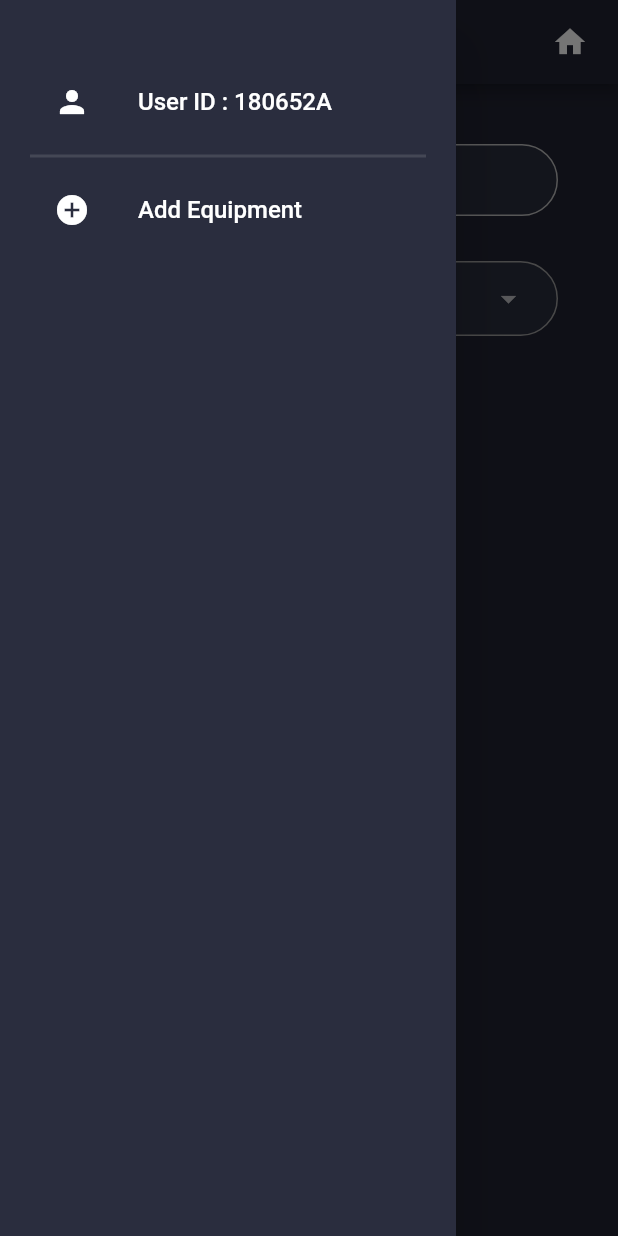
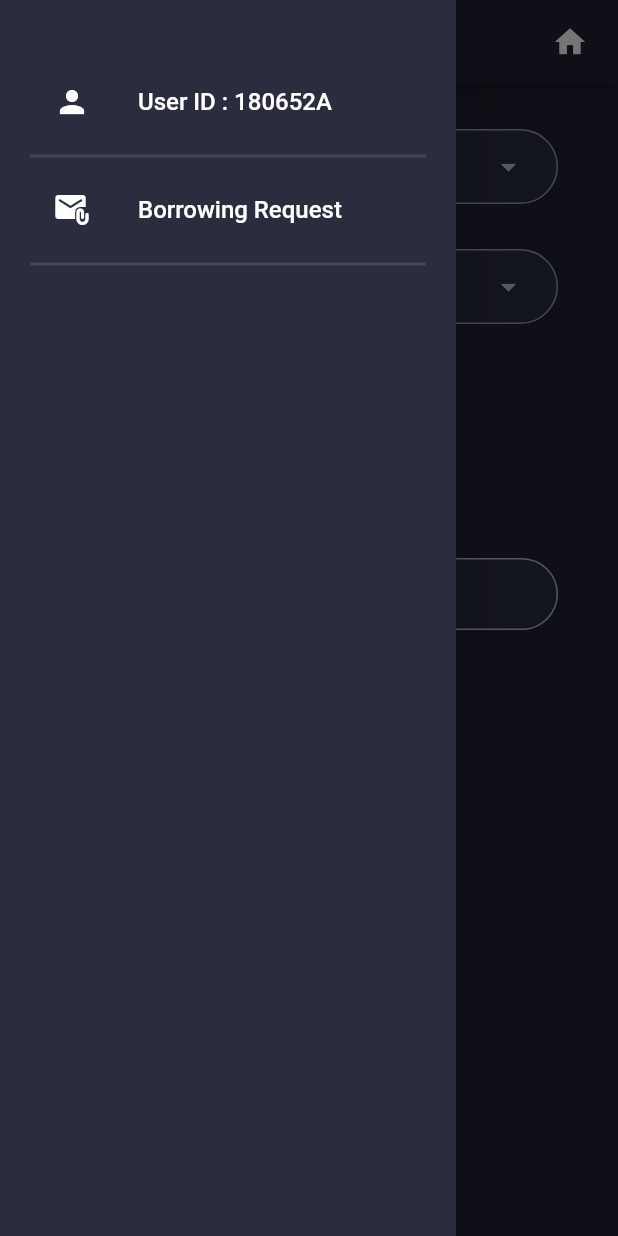
Before and after one commit to InventoryMind/InventoryMind-Mobile_Application, a Flutter app: the screen it shows after launch, with the side drawer open, on a phone screen of 412 x 824 dp. Run offline on Flutter 3.47's test engine with Material 2 defaults, Android fonts, the phone set to English and light mode, and no system bars; our stand-ins replace barcode_widget, fl_chart, hexcolor, rflutter_alert, table_calendar; missing offline and left inert: flutter_barcode_scanner.

Commit message:
2021/09/21|8.30 PM

```diff
--- a/lib/main.dart
+++ b/lib/main.dart
@@ -1,7 +1,12 @@
 import 'package:flutter/material.dart';
 import 'package:inventory_mind/lecturer/request_details.dart';
+import 'package:inventory_mind/student/borrowing_request.dart';
+import 'package:inventory_mind/student/temporary_borrowing.dart';
+import 'package:inventory_mind/technical_officer/accept_return.dart';
 import 'package:inventory_mind/technical_officer/add_equipment.dart';
+import 'package:inventory_mind/technical_officer/remove_equipment.dart';
 import 'package:inventory_mind/technical_officer/to_dashboard.dart';
+import 'package:inventory_mind/technical_officer/transfer_equipment.dart';
 import 'constants.dart';
 import 'lecturer/accepted_requests.dart';
 import 'lecturer/pending_requests.dart';
@@ -20,7 +25,7 @@ class MyApp extends StatelessWidget {
         // textTheme: GoogleFonts.poppinsTextTheme(Theme.of(context).textTheme)
         //     .apply(bodyColor: Colors.white),
       ),
-      home: AddEquipment(),
+      home: BorrowingRequest(),
       // routes: {
       //   "/": (context) => LecturerDashboard(),
       //   "/lecturer/pending_requests": (context) => PendingRequests(),
--- /dev/null
+++ b/lib/student/borrowing_request.dart
@@ -0,0 +1,224 @@
+import 'package:flutter/material.dart';
+import 'package:flutter_barcode_scanner/flutter_barcode_scanner.dart';
+import 'package:inventory_mind/student/student_widgets/student_navigation_drawer.dart';
+import 'package:inventory_mind/widgets/widgets.dart';
+
+import '../constants.dart';
+
+class BorrowingRequest extends StatefulWidget {
+  const BorrowingRequest({Key? key}) : super(key: key);
+
+  @override
+  _BorrowingRequestState createState() => _BorrowingRequestState();
+}
+
+class _BorrowingRequestState extends State<BorrowingRequest> {
+  String? _lab;
+  List<String> _labs = ["03 - 1st Year", "08 - Final Year", "10 - ICE"];
+  String? _lecturer;
+  List<String> _lecturers = ["Dr. ABC", "Dr. UYZ", "Dr LKM"];
+  String? _borrowing;
+  String? _returning;
+  final TextEditingController _reasonCont = TextEditingController();
+  String? _id;
+  List<String> _barcodes = [];
+  dynamic _borDate;
+
+  _scanID() async {
+    await FlutterBarcodeScanner.scanBarcode(
+            "#FFFF00", "Cancel", true, ScanMode.BARCODE)
+        .then((data) => setState(() {
+              if (data != "-1") {
+                _id = data;
+              }
+            }));
+  }
+
+  _scanBarcode() async {
+    await FlutterBarcodeScanner.scanBarcode(
+            "#FFFF00", "Cancel", true, ScanMode.BARCODE)
+        .then((data) => setState(() {
+              if ((!_barcodes.contains(data)) && (data != "-1")) {
+                _barcodes.add(data);
+              }
+            }));
+  }
+
+  @override
+  Widget build(BuildContext context) {
+    return Scaffold(
+      drawer: StudentNavigationDrawer(),
+      appBar: getAppBar("Borrowing Request"),
+      body: SingleChildScrollView(
+        child: Container(
+          margin: EdgeInsets.fromLTRB(20, 10, 20, 20),
+          padding: EdgeInsets.all(20),
+          child: Column(
+            children: [
+              Container(
+                padding: EdgeInsets.symmetric(horizontal: 20),
+                child: DropdownButton(
+                  value: _lab,
+                  hint: Text("Laboratory"),
+                  items: _labs.map((val) {
+                    return DropdownMenuItem(value: val, child: Text(val));
+                  }).toList(),
+                  onChanged: (val) {
+                    setState(() => _lab = val.toString());
+                  },
+                  isExpanded: true,
+                  underline: Container(),
+                ),
+                decoration: BoxDecoration(
+                  color: kSecondaryColor,
+                  border: Border.all(color: Colors.grey, width: 1),
+                  borderRadius: BorderRadius.circular(100.0),
+                ),
+              ),
+              SizedBox(height: 30.0),
+              Container(
+                padding: EdgeInsets.symmetric(horizontal: 20),
+                child: DropdownButton(
+                  value: _lecturer,
+                  hint: Text("Lecturer"),
+                  items: _lecturers.map((val) {
+                    return DropdownMenuItem(value: val, child: Text(val));
+                  }).toList(),
+                  onChanged: (val) {
+                    setState(() => _lecturer = val.toString());
+                  },
+                  isExpanded: true,
+                  underline: Container(),
+                ),
+                decoration: BoxDecoration(
+                  color: kSecondaryColor,
+                  border: Border.all(color: Colors.grey, width: 1),
+                  borderRadius: BorderRadius.circular(100.0),
+                ),
+              ),
+              SizedBox(height: 20.0),
+              Row(
+                mainAxisAlignment: MainAxisAlignment.center,
+                children: [
+                  ElevatedButton(
+                    child: Text("Borrowing Date"),
+                    style: ElevatedButton.styleFrom(primary: Colors.blue[800]),
+                    onPressed: () {
+                      showDatePicker(
+                        context: context,
+                        initialDate: DateTime.now(),
+                        firstDate: DateTime.now(),
+                        lastDate: DateTime(2100),
+                        errorInvalidText: "Invalid Date",
+                      ).then((value) {
+                        setState(() {
+                          _borDate = value;
+                          _borrowing =
+                              "${value!.day}/${value.month}/${value.year}";
+                        });
+                      });
+                    },
+                  ),
+                  _borrowing == null
+                      ? Container()
+                      : Container(
+                          margin: EdgeInsets.only(left: 30),
+                          padding:
+                              EdgeInsets.symmetric(vertical: 5, horizontal: 20),
+                          child: Text(_borrowing.toString()),
+                          decoration: BoxDecoration(
+                            border: Border.all(color: Colors.grey, width: 1),
+                            borderRadius: BorderRadius.circular(20.0),
+                          ),
+                        ),
+                ],
+              ),
+              SizedBox(height: 20.0),
+              Row(
+                mainAxisAlignment: MainAxisAlignment.center,
+                children: [
+                  ElevatedButton(
+                    child: Text("Returning Date"),
+                    style: ElevatedButton.styleFrom(primary: Colors.blue[800]),
+                    onPressed: () {
+                      showDatePicker(
+                        context: context,
+                        initialDate: _borDate.add(Duration(days: 1)),
+                        firstDate: _borDate.add(Duration(days: 1)),
+                        lastDate: _borDate.add(Duration(days: 14)),
+                        errorInvalidText: "Invalid Date",
+                      ).then((value) {
+                        setState(() {
+                          _returning =
+                              "${value!.day}/${value.month}/${value.year}";
+                        });
+                      });
+                    },
+                  ),
+                  _returning == null
+                      ? Container()
+                      : Container(
+                          margin: EdgeInsets.only(left: 30),
+                          padding:
+                              EdgeInsets.symmetric(vertical: 5, horizontal: 20),
+                          child: Text(_returning.toString()),
+                          decoration: BoxDecoration(
+                            border: Border.all(color: Colors.grey, width: 1),
+                            borderRadius: BorderRadius.circular(20.0),
+                          ),
+                        ),
+                ],
+              ),
+              SizedBox(height: 20.0),
+              inputTextField(_reasonCont, "Reason"),
+              SizedBox(height: 20.0),
+              Row(
+                mainAxisAlignment: MainAxisAlignment.center,
+                children: [
+                  ElevatedButton(
+                    child: Text("Scan Student ID"),
+                    onPressed: () => _scanID(),
+                    style: ElevatedButton.styleFrom(primary: Colors.blue[800]),
+                  ),
+                  _id == null
+                      ? Container()
+                      : Container(
+                          margin: EdgeInsets.only(left: 30),
+                          padding:
+                              EdgeInsets.symmetric(vertical: 5, horizontal: 20),
+                          child: Text(_id.toString()),
+                          decoration: BoxDecoration(
+                            border: Border.all(color: Colors.grey, width: 1),
+                            borderRadius: BorderRadius.circular(20.0),
+                          ),
+                        ),
+                ],
+              ),
+              SizedBox(height: 20.0),
+              ElevatedButton(
+                child: Text("Scan Equipment Barcode"),
+                onPressed: () => _scanBarcode(),
+                style: ElevatedButton.styleFrom(primary: Colors.blue[800]),
+              ),
+              SizedBox(height: 20.0),
+              Container(
+                padding: EdgeInsets.symmetric(vertical: 5, horizontal: 20),
+                child: Text("No. of Equipment : ${_barcodes.length}"),
+                decoration: BoxDecoration(
+                  border: Border.all(color: Colors.grey, width: 1),
+                  borderRadius: BorderRadius.circular(20.0),
+                ),
+              ),
+              SizedBox(height: 20.0),
+              ElevatedButton(
+                child: Text("Submit Request"),
+                style: ElevatedButton.styleFrom(primary: Colors.blue[800]),
+                onPressed: () {},
+              ),
+            ],
+          ),
+        ),
+      ),
+    );
+  }
+}
--- /dev/null
+++ b/lib/student/student_widgets/student_navigation_drawer.dart
@@ -0,0 +1,34 @@
+import 'package:flutter/material.dart';
+import 'package:inventory_mind/student/borrowing_request.dart';
+import 'package:inventory_mind/widgets/widgets.dart';
+
+class StudentNavigationDrawer extends StatelessWidget {
+  const StudentNavigationDrawer({Key? key}) : super(key: key);
+
+  @override
+  Widget build(BuildContext context) {
+    return Drawer(
+      child: Container(
+        padding: EdgeInsets.fromLTRB(20, 40, 20, 0),
+        child: ListView(
+          children: [
+            ListTile(
+              leading: Icon(Icons.person),
+              title: Text("User ID : 180652A", style: TextStyle(fontSize: 16)),
+            ),
+            Divider(thickness: 2),
+            buildNavItem("Borrowing Request", Icons.attach_email_rounded,
+                context, BorrowingRequest()),
+            // buildNavItem("Remove Equipment", Icons.do_not_disturb_on_rounded,
+            //     context, RemoveEquipment()),
+            // buildNavItem("Transfer Equipment", Icons.change_circle_rounded,
+            //     context, TransferEquipment()),
+            // buildNavItem("Returned Equipment", Icons.assignment_return_rounded,
+            //     context, AcceptReturn()),
+            Divider(thickness: 2),
+          ],
+        ),
+      ),
+    );
+  }
+}
--- a/lib/technical_officer/add_equipment.dart
+++ b/lib/technical_officer/add_equipment.dart
@@ -1,8 +1,7 @@
 import 'package:flutter/material.dart';
-import 'package:flutter/rendering.dart';
 import 'package:inventory_mind/technical_officer/to_widgets/to_navigation_drawer.dart';
 import 'package:inventory_mind/widgets/widgets.dart';
-import '../barcode_generator.dart';
+import 'to_widgets/barcode_generator.dart';
 import '../constants.dart';
 
 class AddEquipment extends StatefulWidget {
@@ -23,7 +22,8 @@ class _AddEquipmentState extends State<AddEquipment> {
     return Scaffold(
       drawer: TONavigationDrawer(),
       appBar: getAppBar("Add Equipment"),
-      body: Container(
+      body: SingleChildScrollView(
+        child: Container(
           margin: EdgeInsets.all(20),
           padding: EdgeInsets.all(20),
           child: Column(
@@ -52,7 +52,7 @@ class _AddEquipmentState extends State<AddEquipment> {
               ),
               SizedBox(height: 30.0),
               ElevatedButton(
-              child: Text("Generate Barcode"),
+                child: Text("Add Equipment"),
                 style: ElevatedButton.styleFrom(primary: Colors.blue[800]),
                 onPressed: () {
                   setState(() {
@@ -63,15 +63,11 @@ class _AddEquipmentState extends State<AddEquipment> {
               SizedBox(height: 30.0),
               _barcode == null
                   ? Container()
-                : BarcodeGenerator(_barcode.toString()),
+                  : BarcodeGenerator(barcode: _barcode.toString()),
             ],
+          ),
         ),
       ),
     );
   }
 }
-
-// final dm = Barcode.dataMatrix();
-// final svg =
-// Barcode.code39().toSvg("180652A", width: 200, height: 200);
-// await File('/assets/barcode.svg').writeAsString(svg);
```
Also changed, not shown: lib/student/temporary_borrowing.dart (added, +121 -0 lines), lib/technical_officer/accept_return.dart (added, +109 -0 lines), lib/technical_officer/remove_equipment.dart (added, +69 -0 lines), lib/technical_officer/to_widgets/barcode_generator.dart (renamed from lib/barcode_generator.dart, +9 -10 lines), lib/technical_officer/to_widgets/to_navigation_drawer.dart (+10 -1 lines), lib/technical_officer/transfer_equipment.dart (added, +95 -0 lines), lib/student/student_dashboard.dart (added). Lines whose indentation alone changed are shown as unchanged.
